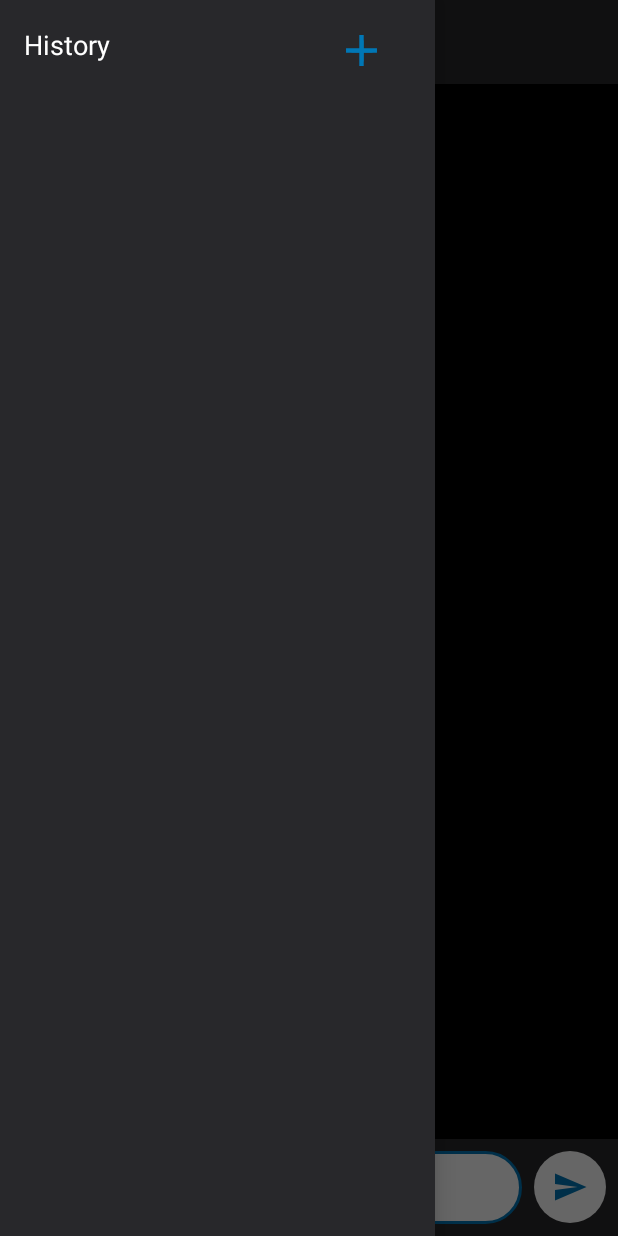
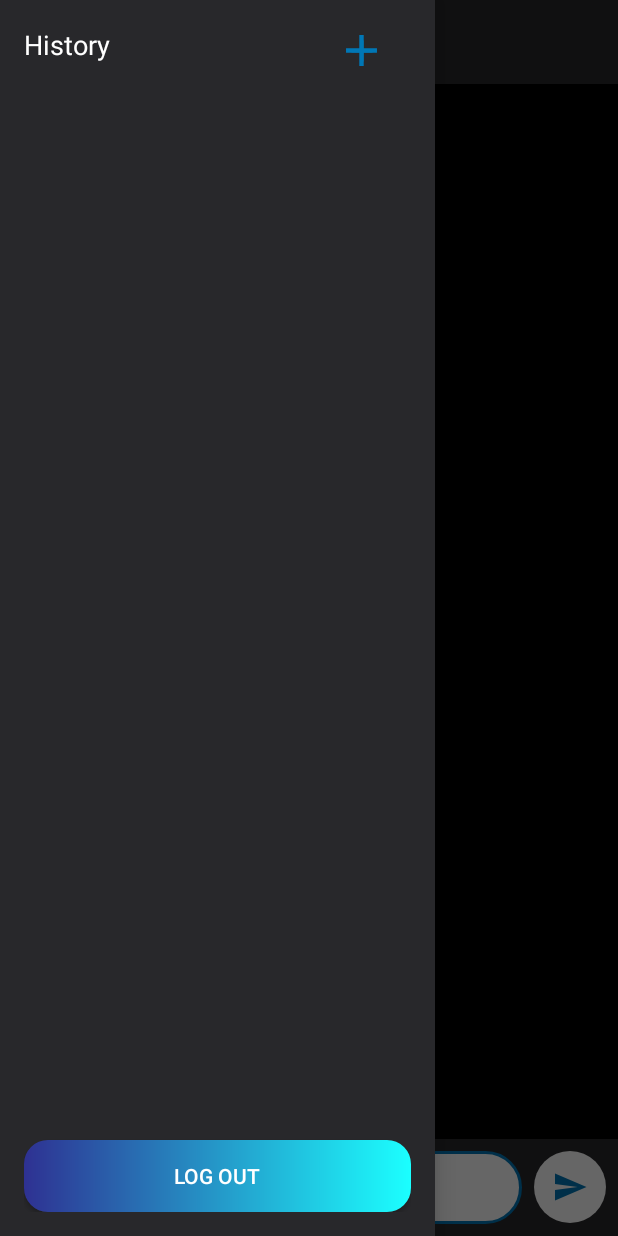
Before and after one commit to amaliartnaa/chatbot-avalon, an Android app built with Jetpack Compose: the MainActivity screen opened directly, with no data from a screen before it, with the side drawer open, on a phone screen of 412 x 824 dp. Run offline under Robolectric (Android 15) with nearby library versions, the phone set to English and light mode, and no system bars; our stand-ins replace Room's generated code.

Commit message:
feat: add log out

```diff
--- a/app/src/main/res/layout/activity_main.xml
+++ b/app/src/main/res/layout/activity_main.xml
@@ -114,7 +114,19 @@
         <androidx.recyclerview.widget.RecyclerView
             android:id="@+id/historyRecyclerView"
             android:layout_width="match_parent"
-            android:layout_height="match_parent" />
+            android:layout_height="0dp"
+            android:layout_weight="1"
+            android:scrollbars="vertical" />
+
+        <Button
+            android:id="@+id/logoutButton"
+            android:layout_width="match_parent"
+            android:layout_height="wrap_content"
+            android:text="@string/logout"
+            android:background="@drawable/rounded_button"
+            android:textColor="#FFFFFF"
+            android:layout_marginTop="16dp"
+            android:layout_gravity="bottom" />
     </LinearLayout>
 
 </androidx.drawerlayout.widget.DrawerLayout>
--- a/app/src/main/res/values/strings.xml
+++ b/app/src/main/res/values/strings.xml
@@ -17,4 +17,5 @@
     <string name="history">History</string>
     <string name="button_add">Add Attachment</string>
     <string name="button_add_topic">Buat Topik Baru\n</string>
+    <string name="logout">Log Out</string>
 </resources>
```
Also changed, not shown: app/src/main/java/com/example/chatbotavalon/MainActivity.kt (+23 -0 lines).
